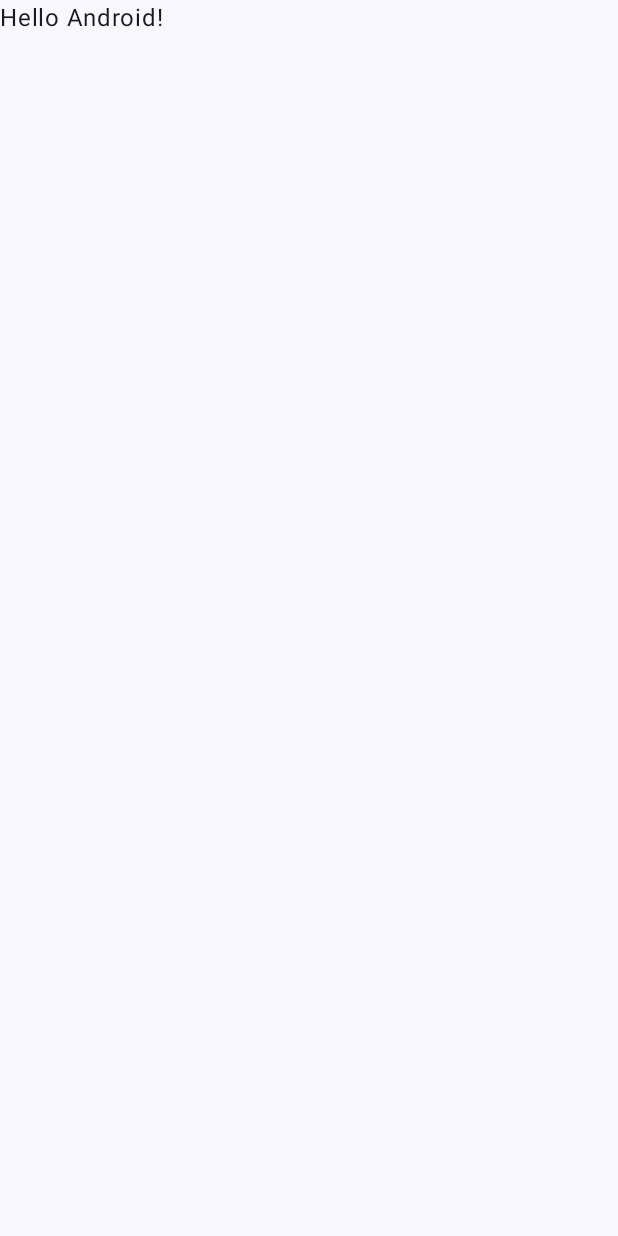
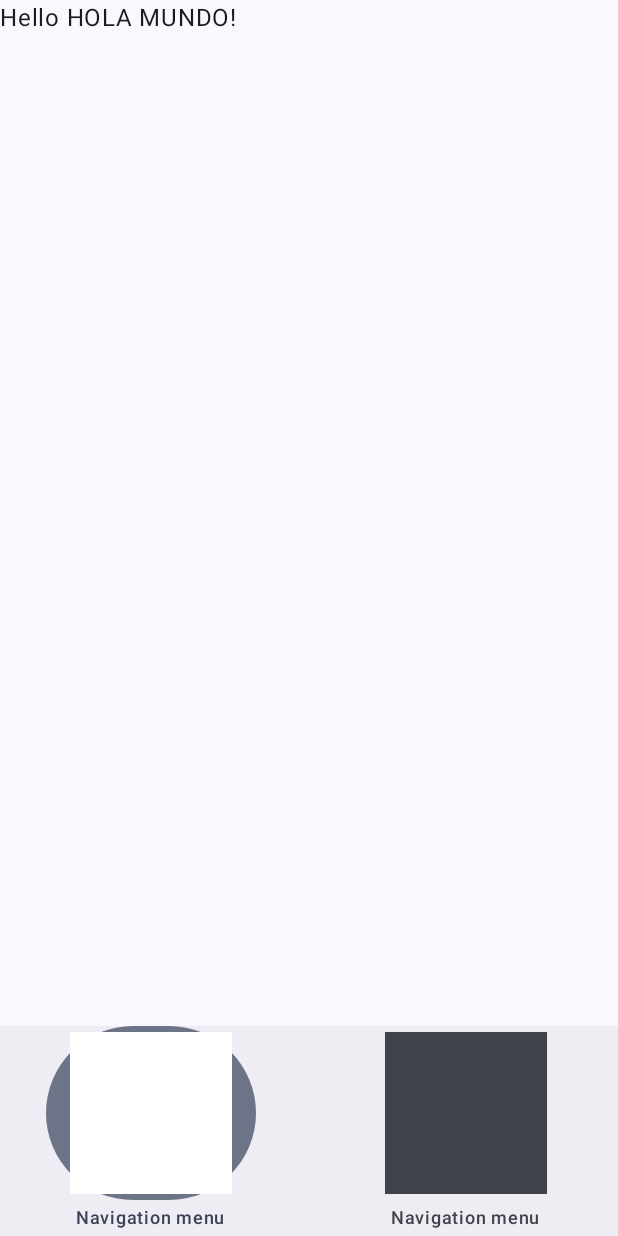
Before and after one commit to KevinAlexanderSoto/BookYouu-notesApp, an Android app built with Jetpack Compose: the screen it shows after launch (MainActivity), on a phone screen of 412 x 824 dp. Before the commit the screen is almost empty. Run offline under Robolectric (Android 15) with nearby library versions, the phone set to English and light mode, and no system bars; our stand-ins replace Dagger/Hilt's generated code, Room's generated code.

Commit message:
feature : add base Bottom navigation

```diff
--- a/app/src/main/java/com/kalex/bookyouu_notesapp/MainActivity.kt
+++ b/app/src/main/java/com/kalex/bookyouu_notesapp/MainActivity.kt
@@ -3,26 +3,40 @@ package com.kalex.bookyouu_notesapp
 import android.os.Bundle
 import androidx.activity.ComponentActivity
 import androidx.activity.compose.setContent
-import androidx.compose.foundation.layout.fillMaxSize
-import androidx.compose.material3.MaterialTheme
-import androidx.compose.material3.Surface
+import androidx.compose.foundation.layout.padding
+import androidx.compose.material3.ExperimentalMaterial3Api
+import androidx.compose.material3.Scaffold
 import androidx.compose.material3.Text
 import androidx.compose.runtime.Composable
+import androidx.compose.runtime.collectAsState
+import androidx.compose.runtime.getValue
 import androidx.compose.ui.Modifier
 import androidx.compose.ui.tooling.preview.Preview
+import androidx.hilt.navigation.compose.hiltViewModel
+import androidx.navigation.compose.rememberNavController
+import com.kalex.bookyouu_notesapp.navigation.BottomNavigationBar
+import com.kalex.bookyouu_notesapp.navigation.Route
+import com.kalex.bookyouu_notesapp.navigation.graphs.RootNavigationGraph
+import com.kalex.bookyouu_notesapp.subjectList.presentation.SubjectListViewModel
 import com.kalex.bookyouu_notesapp.ui.theme.BookYouUnotesAppTheme
+import dagger.hilt.android.AndroidEntryPoint
 
+@AndroidEntryPoint
 class MainActivity : ComponentActivity() {
+    @OptIn(ExperimentalMaterial3Api::class)
     override fun onCreate(savedInstanceState: Bundle?) {
         super.onCreate(savedInstanceState)
         setContent {
             BookYouUnotesAppTheme {
-                // A surface container using the 'background' color from the theme
-                Surface(
-                    modifier = Modifier.fillMaxSize(),
-                    color = MaterialTheme.colorScheme.background
-                ) {
-                    Greeting("Android")
+                val navController = rememberNavController()
+                Scaffold(
+                    bottomBar = { BottomNavigationBar(navController) },
+                ) { paddingValues ->
+                    RootNavigationGraph(
+                        navController,
+                        Modifier.padding(paddingValues),
+                        startDestination = Route.SUBJECT,
+                    )
                 }
             }
         }
@@ -30,10 +44,18 @@ class MainActivity : ComponentActivity() {
 }
 
 @Composable
-fun Greeting(name: String, modifier: Modifier = Modifier) {
+fun Greeting(
+    name: String,
+    modifier: Modifier = Modifier,
+    subjectViewModel: SubjectListViewModel = hiltViewModel(),
+) {
+    subjectViewModel.getSubjectList()
+    val state = subjectViewModel.getSubjectState.collectAsState()
+    state.value
+    // Handle states, and put this on a separated composable
     Text(
         text = "Hello $name!",
-        modifier = modifier
+        modifier = modifier,
     )
 }
 
--- /dev/null
+++ b/app/src/main/java/com/kalex/bookyouu_notesapp/navigation/BottomNavigationBar.kt
@@ -0,0 +1,32 @@
+package com.kalex.bookyouu_notesapp.navigation
+
+import androidx.compose.material3.Icon
+import androidx.compose.material3.NavigationBar
+import androidx.compose.material3.NavigationBarItem
+import androidx.compose.material3.Text
+import androidx.compose.runtime.Composable
+import androidx.compose.runtime.getValue
+import androidx.compose.ui.res.painterResource
+import androidx.compose.ui.res.stringResource
+import androidx.navigation.NavDestination.Companion.hierarchy
+import androidx.navigation.NavHostController
+import androidx.navigation.compose.currentBackStackEntryAsState
+
+@Composable
+fun BottomNavigationBar(navController: NavHostController) {
+    val navBackStackEntry by navController.currentBackStackEntryAsState()
+    val currentDestination = navBackStackEntry?.destination
+    NavigationBar() {
+        if (BottomNavigationScreens.bottomNavItems.any { it.route == currentDestination?.route }) {
+            BottomNavigationScreens.bottomNavItems.forEach { item ->
+                val selected = currentDestination?.hierarchy?.any { it.route == item.route } == true
+                NavigationBarItem(
+                    selected = selected,
+                    onClick = { navController.navigate(item.route) },
+                    label = { Text(text = stringResource(item.label)) },
+                    icon = { Icon(painterResource(id = item.bottomIconRes), contentDescription = "") },
+                )
+            }
+        }
+    }
+}
--- /dev/null
+++ b/app/src/main/java/com/kalex/bookyouu_notesapp/navigation/BottomNavigationScreens.kt
@@ -0,0 +1,30 @@
+package com.kalex.bookyouu_notesapp.navigation
+
+import androidx.annotation.DrawableRes
+import androidx.annotation.StringRes
+import com.kalex.bookyouu_notesapp.R
+
+sealed class BottomNavigationScreens(
+    val route: String,
+    @DrawableRes val bottomIconRes: Int,
+    @StringRes val label: Int,
+) {
+    object Subject : BottomNavigationScreens(
+        Route.SUBJECT_LIST,
+        R.drawable.ic_launcher_background,
+        androidx.compose.ui.R.string.navigation_menu,
+    )
+
+    object Average : BottomNavigationScreens(
+        Route.AVERAGE_MAIN,
+        R.drawable.ic_launcher_background,
+        androidx.compose.ui.R.string.navigation_menu,
+    )
+
+    companion object {
+        val bottomNavItems = listOf(
+            Subject,
+            Average,
+        )
+    }
+}
```
